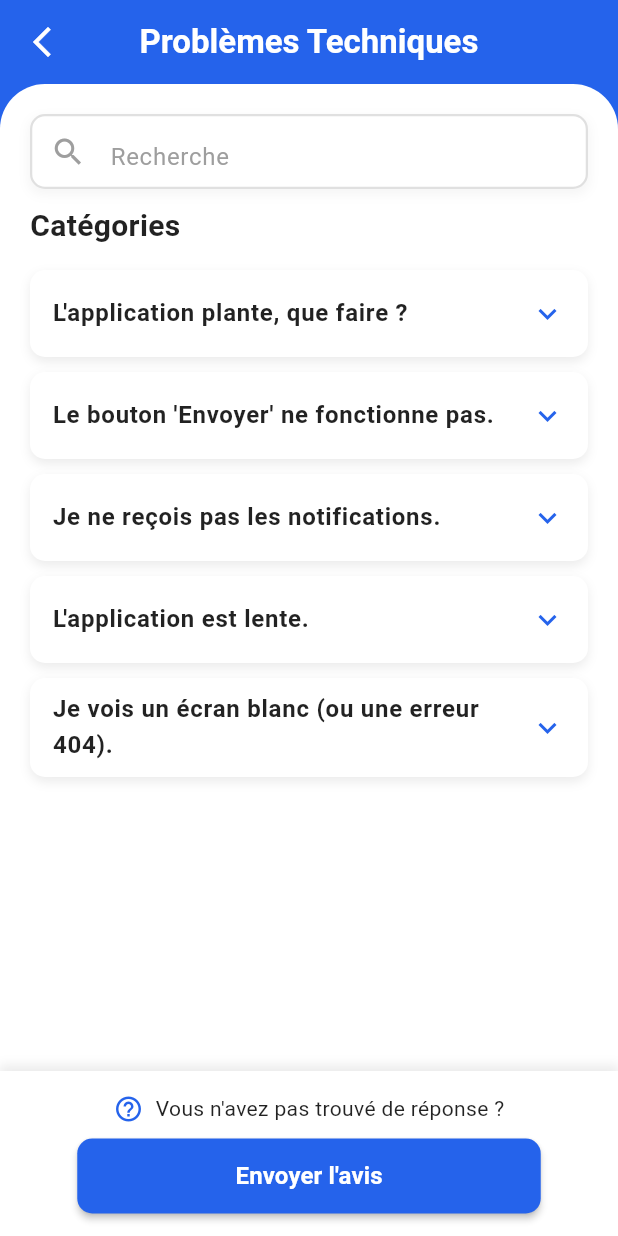
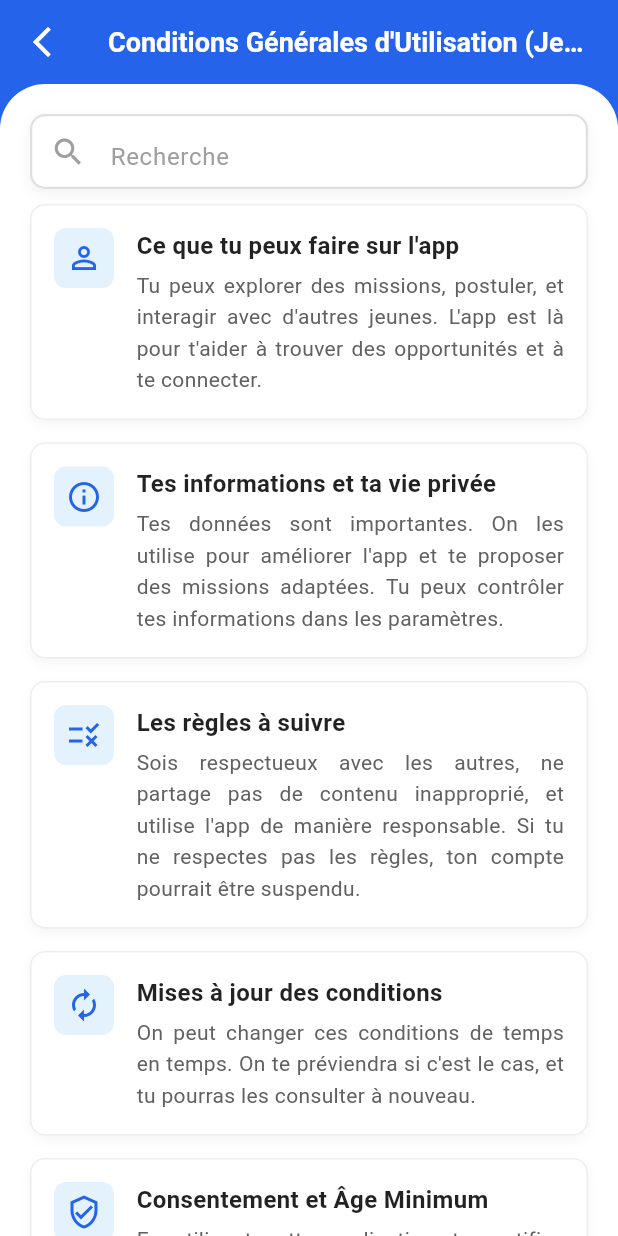
Before and after one commit to Tji-Teliman/tji_teliman_mobile, a Flutter app: the screen it shows after launch, on a phone screen of 412 x 824 dp. Run offline on Flutter 3.47's test engine with Material 3 defaults, Android fonts, the phone set to English and light mode, and no system bars; our stand-ins replace google_fonts, google_maps_flutter.

Commit message:
feat: ajout de la page condition_generales

```diff
--- a/lib/main.dart
+++ b/lib/main.dart
@@ -1,6 +1,7 @@
 import 'package:flutter/material.dart';
 import 'package:intl/date_symbol_data_local.dart';
 import 'package:tji_teliman_mobile/screens/screens_jeunes/centre_aide.dart';
+import 'package:tji_teliman_mobile/screens/screens_jeunes/conditions_generales.dart';
 import 'package:tji_teliman_mobile/screens/screens_jeunes/contacter_nous.dart';
 import 'package:tji_teliman_mobile/screens/screens_jeunes/faq_compte_profil.dart';
 import 'package:tji_teliman_mobile/screens/screens_jeunes/faq_paiement.dart';
@@ -43,7 +44,7 @@ class MyApp extends StatelessWidget {
         useMaterial3: true,
       ),
       // L'écran de démarrage est défini ici
-      home: const FaqProblemeTechnique(),
+      home: const ConditionsGenerales(),
       debugShowCheckedModeBanner: false,
     );
   }
--- /dev/null
+++ b/lib/screens/screens_jeunes/conditions_generales.dart
@@ -0,0 +1,229 @@
+import 'package:flutter/material.dart';
+
+
+class ConditionsGenerales extends StatelessWidget {
+  const ConditionsGenerales({super.key});
+
+  @override
+  Widget build(BuildContext context) {
+    return MaterialApp(
+      title: 'Conditions Générales d\'Utilisation (Jeune)',
+      theme: ThemeData(
+        primarySwatch: Colors.blue,
+        useMaterial3: true,
+      ),
+      home: const CguScreen(),
+      debugShowCheckedModeBanner: false,
+    );
+  }
+}
+
+// Définition des couleurs personnalisées
+const Color customBlue = Color(0xFF2563EB); // Bleu foncé de la barre d'App
+const Color customLightBlue = Color(0xFFE3F2FD); // Couleur de fond pour les icônes
+
+// Modèle pour les sections des CGU
+class CguSection {
+  final IconData icon;
+  final String title;
+  final String description;
+
+  const CguSection({required this.icon, required this.title, required this.description});
+}
+
+class CguScreen extends StatelessWidget {
+  const CguScreen({super.key});
+
+  // Données spécifiques aux Conditions Générales d'Utilisation
+  final List<CguSection> cguItems = const [
+    CguSection(
+      icon: Icons.person_outline,
+      title: "Ce que tu peux faire sur l'app",
+      description: "Tu peux explorer des missions, postuler, et interagir avec d'autres jeunes. L'app est là pour t'aider à trouver des opportunités et à te connecter.",
+    ),
+    CguSection(
+      icon: Icons.info_outline,
+      title: "Tes informations et ta vie privée",
+      description: "Tes données sont importantes. On les utilise pour améliorer l'app et te proposer des missions adaptées. Tu peux contrôler tes informations dans les paramètres.",
+    ),
+    CguSection(
+      icon: Icons.rule_sharp,
+      title: "Les règles à suivre",
+      description: "Sois respectueux avec les autres, ne partage pas de contenu inapproprié, et utilise l'app de manière responsable. Si tu ne respectes pas les règles, ton compte pourrait être suspendu.",
+    ),
+    CguSection(
+      icon: Icons.autorenew,
+      title: "Mises à jour des conditions",
+      description: "On peut changer ces conditions de temps en temps. On te préviendra si c'est le cas, et tu pourras les consulter à nouveau.",
+    ),
+    CguSection(
+      icon: Icons.verified_user_outlined,
+      title: "Consentement et Âge Minimum",
+      description: "En utilisant cette application, tu certifies avoir l'âge minimum requis pour travailler dans ton pays (généralement 18 ans, ou l'âge légal avec autorisation parentale). L'application n'est pas responsable des fausses déclarations d'âge.",
+    ),
+  ];
+
+  @override
+  Widget build(BuildContext context) {
+    return Scaffold(
+      backgroundColor: customBlue,
+      appBar: AppBar(
+        backgroundColor: customBlue,
+        elevation: 0,
+        leading: IconButton(
+          icon: const Icon(Icons.arrow_back_ios_new, color: Colors.white),
+          onPressed: () {
+            // Logique de retour
+          },
+        ),
+        title: const Text(
+          'Conditions Générales d\'Utilisation (Jeune)',
+          style: TextStyle(color: Colors.white, fontWeight: FontWeight.w600, fontSize: 18),
+        ),
+        centerTitle: true,
+      ),
+
+      body: Column(
+        children: <Widget>[
+          Expanded(
+            child: Container(
+              width: double.infinity,
+              decoration: const BoxDecoration(
+                color: Colors.white,
+                borderRadius: BorderRadius.vertical(top: Radius.circular(30.0)),
+              ),
+              child: Stack(
+                children: [
+                  SingleChildScrollView(
+                    padding: const EdgeInsets.fromLTRB(20.0, 80.0, 20.0, 20.0), // Padding pour laisser l'espace à la barre de recherche
+                    child: Column(
+                      crossAxisAlignment: CrossAxisAlignment.start,
+                      children: <Widget>[
+                        // --- Liste des sections CGU ---
+                        Column(
+                          children: cguItems.map((item) {
+                            return CguCard(cguSection: item);
+                          }).toList(),
+                        ),
+
+                        const SizedBox(height: 30), // Espace en bas de la page
+                      ],
+                    ),
+                  ),
+
+                  // --- Barre de Recherche (positionnée en haut) ---
+                  Positioned(
+                    top: 20,
+                    left: 20,
+                    right: 20,
+                    child: Container(
+                      height: 50,
+                      decoration: BoxDecoration(
+                        color: Colors.white, // Fond blanc
+                        borderRadius: BorderRadius.circular(10.0), // Coins arrondis
+                        border: Border.all(color: Colors.grey.shade300, width: 1.5), // Bordure légère
+                        boxShadow: [ // Ombre pour l'effet "joli"
+                          BoxShadow(
+                            color: Colors.grey.withOpacity(0.1),
+                            spreadRadius: 1,
+                            blurRadius: 5,
+                            offset: const Offset(0, 3),
+                          ),
+                        ],
+                      ),
+                      child: const TextField(
+                        decoration: InputDecoration(
+                          hintText: 'Recherche',
+                          hintStyle: TextStyle(color: Colors.grey),
+                          prefixIcon: Icon(Icons.search, color: Colors.grey),
+                          // Suppression du trait/bordure lors du focus
+                          border: InputBorder.none,
+                          focusedBorder: InputBorder.none,
+                          enabledBorder: InputBorder.none,
+                          errorBorder: InputBorder.none,
+                          disabledBorder: InputBorder.none,
+                          contentPadding: EdgeInsets.only(top: 15),
+                        ),
+                        style: TextStyle(fontSize: 16),
+                      ),
+                    ),
+                  ),
+                ],
+              ),
+            ),
+          ),
+        ],
+      ),
+    );
+  }
+}
+
+// Widget pour afficher chaque section des CGU
+class CguCard extends StatelessWidget {
+  final CguSection cguSection;
+
+  const CguCard({super.key, required this.cguSection});
+
+  @override
+  Widget build(BuildContext context) {
+    return Container(
+      margin: const EdgeInsets.only(bottom: 15),
+      padding: const EdgeInsets.all(15),
+      decoration: BoxDecoration(
+        color: Colors.white,
+        borderRadius: BorderRadius.circular(10),
+        border: Border.all(color: Colors.grey.shade200), // Bordure légère pour délimiter
+        boxShadow: [
+          BoxShadow(
+            color: Colors.grey.withOpacity(0.1),
+            spreadRadius: 0,
+            blurRadius: 5,
+            offset: const Offset(0, 3),
+          ),
+        ],
+      ),
+      child: Row(
+        crossAxisAlignment: CrossAxisAlignment.start,
+        children: [
+          // Icône circulaire bleu clair
+          Container(
+            padding: const EdgeInsets.all(8),
+            decoration: BoxDecoration(
+              color: customLightBlue,
+              borderRadius: BorderRadius.circular(8),
+            ),
+            child: Icon(cguSection.icon, color: customBlue, size: 24),
+          ),
+          const SizedBox(width: 15),
+
+          // Texte (Titre et Description)
+          Expanded(
+            child: Column(
+              crossAxisAlignment: CrossAxisAlignment.start,
+              children: [
+                Text(
+                  cguSection.title,
+                  style: const TextStyle(
+                    fontWeight: FontWeight.bold,
+                    fontSize: 16,
+                    color: Colors.black87,
+                  ),
+                ),
+                const SizedBox(height: 5),
+                Text(
+                  cguSection.description,
+                  style: TextStyle(
+                    fontSize: 14,
+                    color: Colors.grey.shade700,
+                    height: 1.5,
+                  ),
+                  textAlign: TextAlign.justify,
+                ),
+              ],
+            ),
+          ),
+        ],
+      ),
+    );
+  }
+}
```
